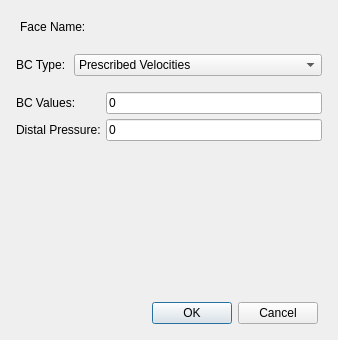
SimVascular/SimVascular, file Code/Source/Plugins/org.sv.gui.qt.simulation/src/internal/svCapBCWidget.ui: the form before one commit.
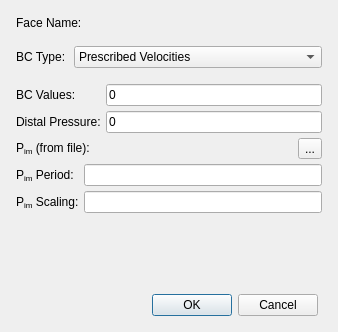
The form after the commit. The open tabs and pages were chosen to show the change.

Diff of the .ui file:
```diff
--- a/Code/Source/Plugins/org.sv.gui.qt.simulation/src/internal/svCapBCWidget.ui
+++ b/Code/Source/Plugins/org.sv.gui.qt.simulation/src/internal/svCapBCWidget.ui
@@ -7,7 +7,7 @@
     <x>0</x>
     <y>0</y>
     <width>338</width>
-    <height>340</height>
+    <height>332</height>
    </rect>
   </property>
   <property name="contextMenuPolicy">
@@ -20,6 +20,21 @@
    <item>
     <widget class="QWidget" name="widget_5" native="true">
      <layout class="QHBoxLayout" name="horizontalLayout_3">
+      <property name="spacing">
+       <number>5</number>
+      </property>
+      <property name="leftMargin">
+       <number>5</number>
+      </property>
+      <property name="topMargin">
+       <number>5</number>
+      </property>
+      <property name="rightMargin">
+       <number>5</number>
+      </property>
+      <property name="bottomMargin">
+       <number>5</number>
+      </property>
       <item>
        <widget class="QLabel" name="label_8">
         <property name="sizePolicy">
@@ -312,7 +327,7 @@
            </widget>
           </item>
           <item row="0" column="0">
-           <widget class="QLabel" name="label_6">
+           <widget class="QLabel" name="labelBCValues">
             <property name="text">
              <string>BC Values: </string>
             </property>
@@ -325,7 +340,7 @@
             </property>
            </widget>
           </item>
-          <item row="2" column="0" colspan="2">
+          <item row="6" column="0" colspan="2">
            <spacer name="verticalSpacer_2">
             <property name="orientation">
              <enum>Qt::Vertical</enum>
@@ -338,6 +353,95 @@
             </property>
            </spacer>
           </item>
+          <item row="2" column="0" colspan="2">
+           <widget class="QWidget" name="widgetPressure" native="true">
+            <layout class="QGridLayout" name="gridLayout_4">
+             <property name="leftMargin">
+              <number>0</number>
+             </property>
+             <property name="topMargin">
+              <number>0</number>
+             </property>
+             <property name="rightMargin">
+              <number>0</number>
+             </property>
+             <property name="bottomMargin">
+              <number>0</number>
+             </property>
+             <property name="spacing">
+              <number>5</number>
+             </property>
+             <item row="1" column="0">
+              <widget class="QLabel" name="labelPeriodCOR">
+               <property name="text">
+                <string>P&lt;sub&gt;im&lt;/sub&gt; Period:</string>
+               </property>
+              </widget>
+             </item>
+             <item row="1" column="1">
+              <widget class="QLineEdit" name="lineEditPressurePeriod"/>
+             </item>
+             <item row="2" column="0">
+              <widget class="QLabel" name="label_10">
+               <property name="text">
+                <string>P&lt;sub&gt;im&lt;/sub&gt; Scaling:</string>
+               </property>
+              </widget>
+             </item>
+             <item row="2" column="1">
+              <widget class="QLineEdit" name="lineEditPressureScaling"/>
+             </item>
+             <item row="0" column="0" colspan="2">
+              <widget class="QWidget" name="widgetPressureFile" native="true">
+               <layout class="QHBoxLayout" name="horizontalLayout_4">
+                <property name="spacing">
+                 <number>5</number>
+                </property>
+                <property name="leftMargin">
+                 <number>0</number>
+                </property>
+                <property name="topMargin">
+                 <number>0</number>
+                </property>
+                <property name="rightMargin">
+                 <number>0</number>
+                </property>
+                <property name="bottomMargin">
+                 <number>0</number>
+                </property>
+                <item>
+                 <widget class="QLabel" name="label_6">
+                  <property name="sizePolicy">
+                   <sizepolicy hsizetype="Fixed" vsizetype="Preferred">
+                    <horstretch>0</horstretch>
+                    <verstretch>0</verstretch>
+                   </sizepolicy>
+                  </property>
+                  <property name="text">
+                   <string>P&lt;sub&gt;im&lt;/sub&gt; (from file):</string>
+                  </property>
+                 </widget>
+                </item>
+                <item>
+                 <widget class="QLabel" name="labelLoadPressureFile">
+                  <property name="text">
+                   <string/>
+                  </property>
+                 </widget>
+                </item>
+                <item>
+                 <widget class="QToolButton" name="toolButtonBrowsePressureFile">
+                  <property name="text">
+                   <string>...</string>
+                  </property>
+                 </widget>
+                </item>
+               </layout>
+              </widget>
+             </item>
+            </layout>
+           </widget>
+          </item>
          </layout>
         </widget>
        </widget>
```
Left out of the diff: 11 changed lines with no effect on the pictures.
